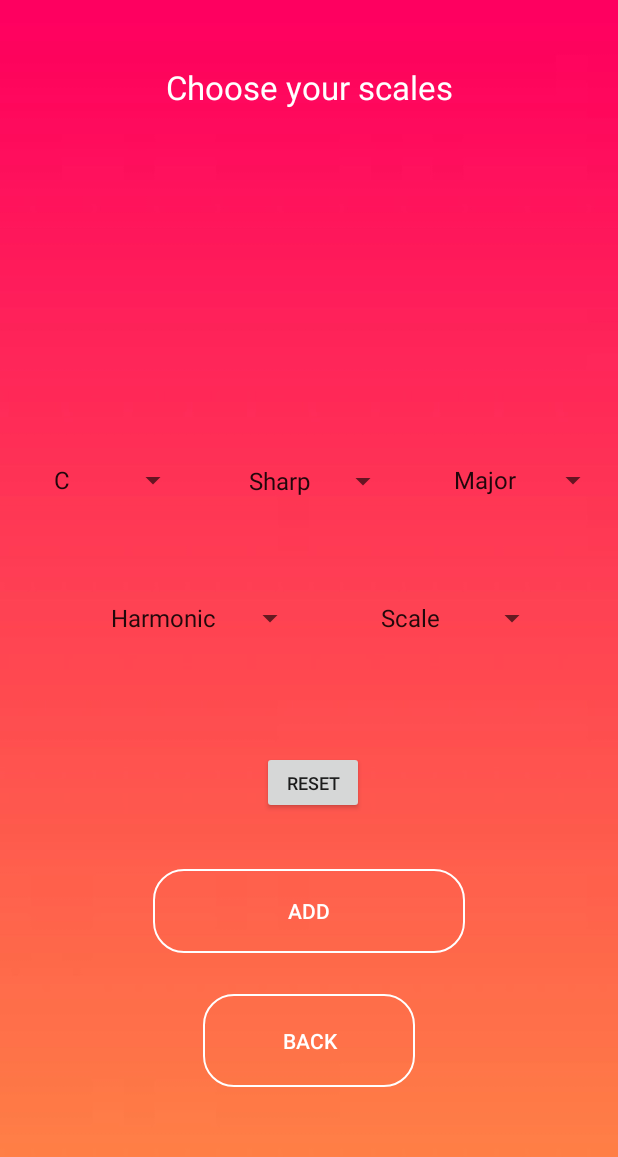
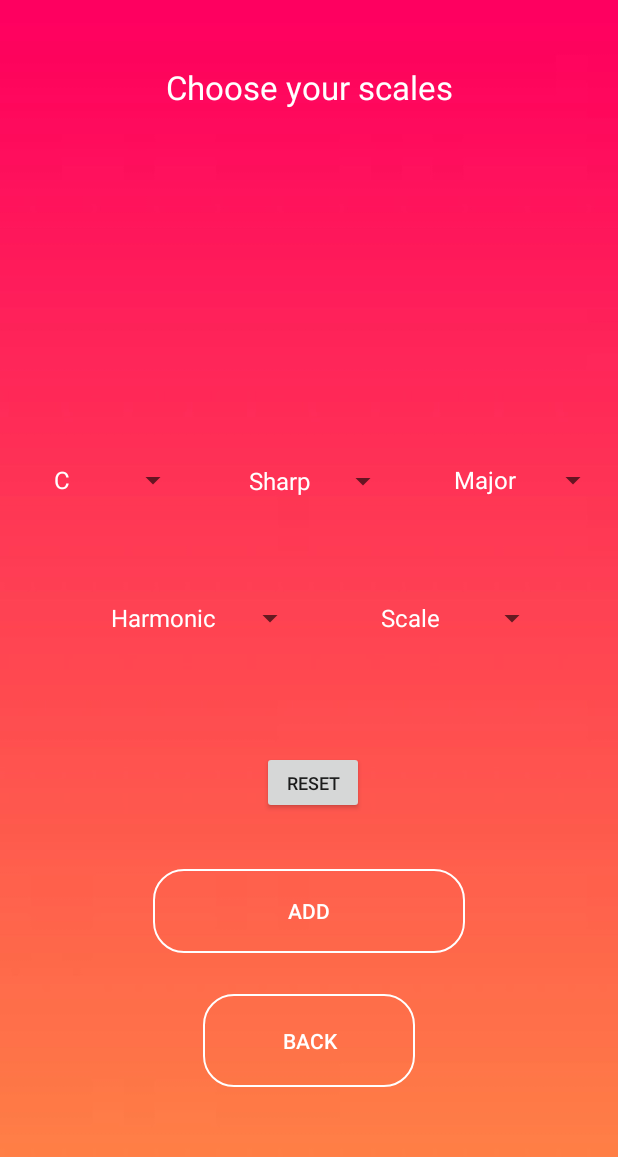
Before and after one commit to Jovanml/PianoAppScaleTester, an Android app: the CustomizationActivity screen opened directly, with no data from a screen before it, on a phone screen of 412 x 824 dp. Shown: the top 1157 px of the screen. Run offline under Robolectric (Android 15) with nearby library versions, the phone set to English and light mode, and no system bars.

Commit message:
Fifth Commit

```diff
--- a/app/src/main/java/testing/com/CustomizationActivity.java
+++ b/app/src/main/java/testing/com/CustomizationActivity.java
@@ -3,6 +3,7 @@ package testing.com;
 import androidx.appcompat.app.AppCompatActivity;
 
 import android.content.Intent;
+import android.graphics.Color;
 import android.os.Bundle;
 import android.view.View;
 import android.widget.AdapterView;
@@ -39,8 +40,8 @@ public class CustomizationActivity extends AppCompatActivity {
         spinner1.setOnItemSelectedListener(new AdapterView.OnItemSelectedListener() {
             @Override
             public void onItemSelected(AdapterView<?> parent, View view, int position, long id) {
+                ((TextView) parent.getChildAt(0)).setTextColor(Color.WHITE);
                 spinString1 = parent.getItemAtPosition(position).toString();
-
             }
 
             @Override
@@ -52,6 +53,7 @@ public class CustomizationActivity extends AppCompatActivity {
         spinner2.setOnItemSelectedListener(new AdapterView.OnItemSelectedListener() {
             @Override
             public void onItemSelected(AdapterView<?> parent, View view, int position, long id) {
+                ((TextView) parent.getChildAt(0)).setTextColor(Color.WHITE);
                 if(parent.getItemAtPosition(position).toString().equals("---")) {
                     spinString2 = null;
                 }else{
@@ -68,6 +70,7 @@ public class CustomizationActivity extends AppCompatActivity {
         spinner3.setOnItemSelectedListener(new AdapterView.OnItemSelectedListener() {
             @Override
             public void onItemSelected(AdapterView<?> parent, View view, int position, long id) {
+                ((TextView) parent.getChildAt(0)).setTextColor(Color.WHITE);
                 spinString3 = parent.getItemAtPosition(position).toString();
 
             }
@@ -81,6 +84,7 @@ public class CustomizationActivity extends AppCompatActivity {
         spinner4.setOnItemSelectedListener(new AdapterView.OnItemSelectedListener() {
             @Override
             public void onItemSelected(AdapterView<?> parent, View view, int position, long id) {
+                ((TextView) parent.getChildAt(0)).setTextColor(Color.WHITE);
                 if(parent.getItemAtPosition(position).toString().equals("---")){
                     spinString4 = null;
                 }else{
@@ -98,6 +102,7 @@ public class CustomizationActivity extends AppCompatActivity {
         spinner5.setOnItemSelectedListener(new AdapterView.OnItemSelectedListener() {
             @Override
             public void onItemSelected(AdapterView<?> parent, View view, int position, long id) {
+                ((TextView) parent.getChildAt(0)).setTextColor(Color.WHITE);
                 spinString5 = parent.getItemAtPosition(position).toString();
 
             }
```
Also changed, not shown: 1 other file.
